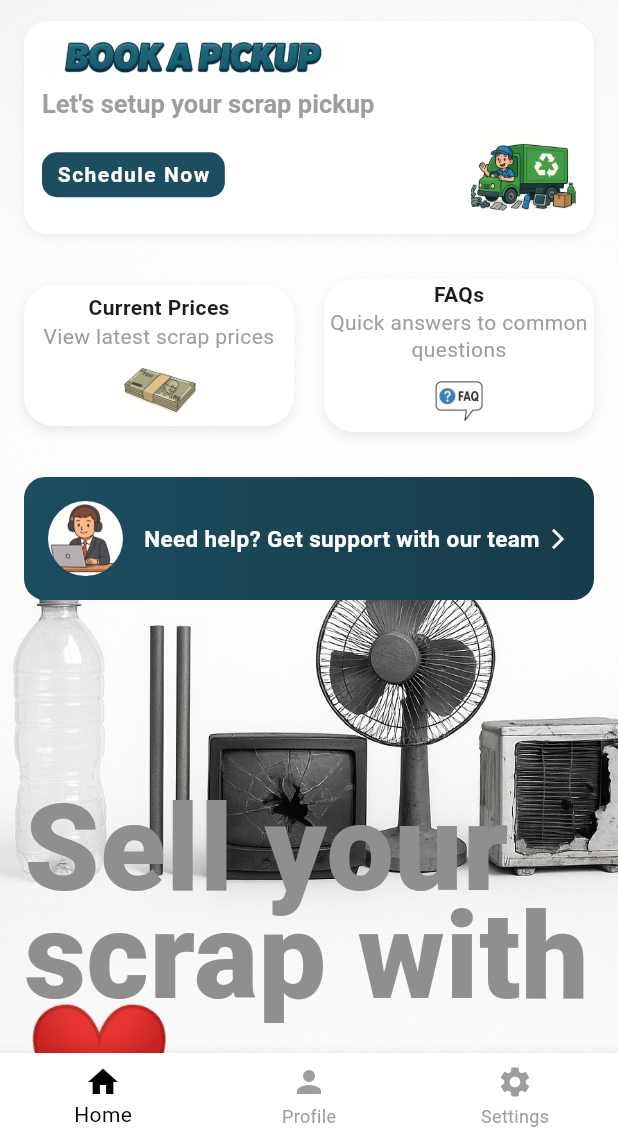
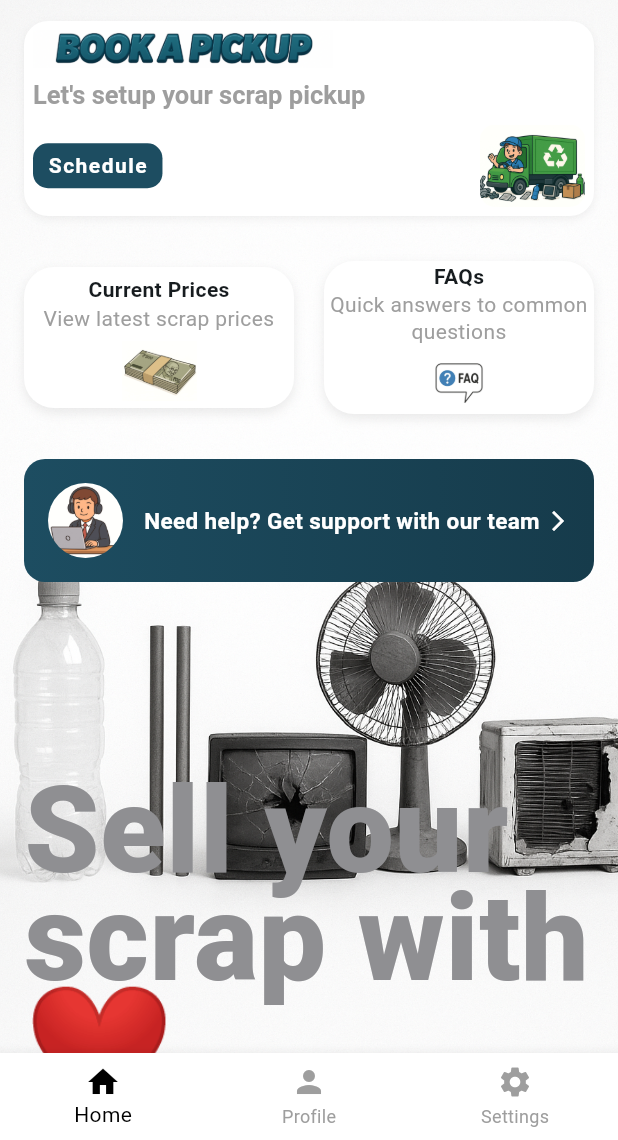
Before and after one commit to rockybhaibolthey/Mahesh_updated_code, a Flutter app: the screen it shows after launch, item 2 of the bottom bar chosen, on a phone screen of 412 x 824 dp, the part 96-1236 px from its top. Run offline on Flutter 3.47's test engine with Material 3 defaults, Android fonts, the light colour scheme and no system bars; our stand-ins replace another_flushbar, confetti, connectivity_plus, flutter_secure_storage, internet_connection_checker, webview_flutter.

Commit message:
Update card_gif.dart

```diff
--- a/lib/widgets/card_gif.dart
+++ b/lib/widgets/card_gif.dart
@@ -26,7 +26,7 @@ Widget build(BuildContext context) {
           ),
         ],
       ),
-      padding: const EdgeInsets.all(12), // reduced padding
+      padding: const EdgeInsets.all(6), // reduced padding
       child: Column(
         crossAxisAlignment: CrossAxisAlignment.start,
         mainAxisSize: MainAxisSize.min,
@@ -67,7 +67,7 @@ Widget build(BuildContext context) {
                 child: const Padding(
                   padding: EdgeInsets.symmetric(horizontal: 10, vertical: 5), // tighter padding
                   child: Text(
-                    "Schedule Now",
+                    "Schedule",
                     style: TextStyle(
                       color: Colors.white,
                       fontSize: 14, // smaller font
```
